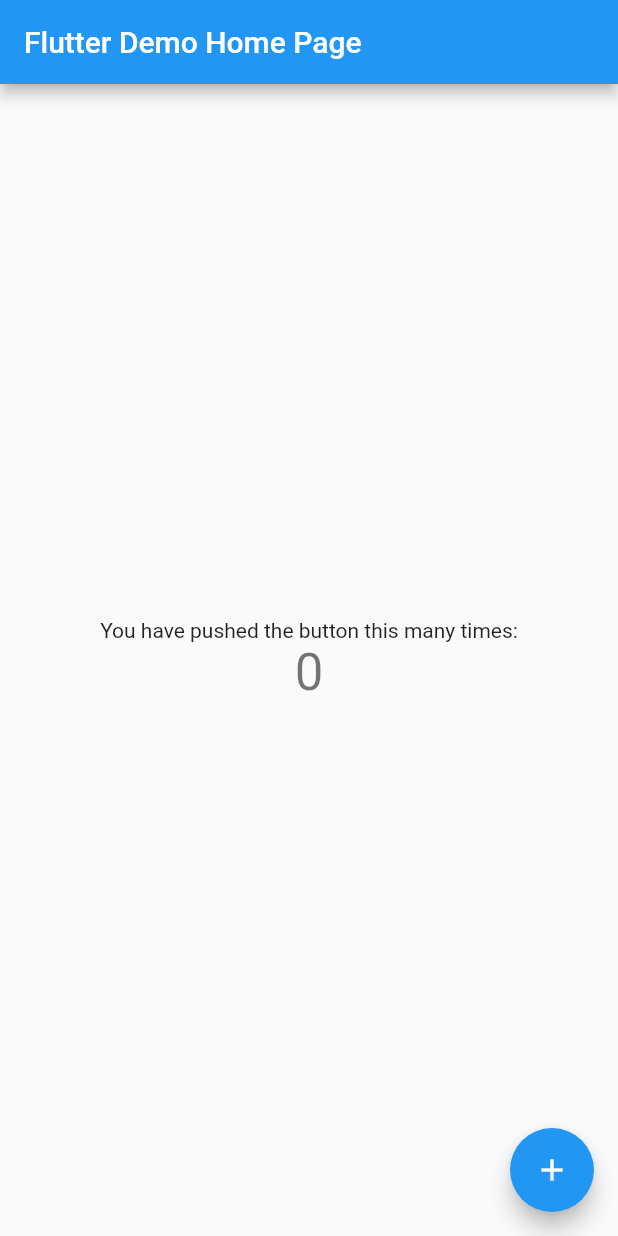
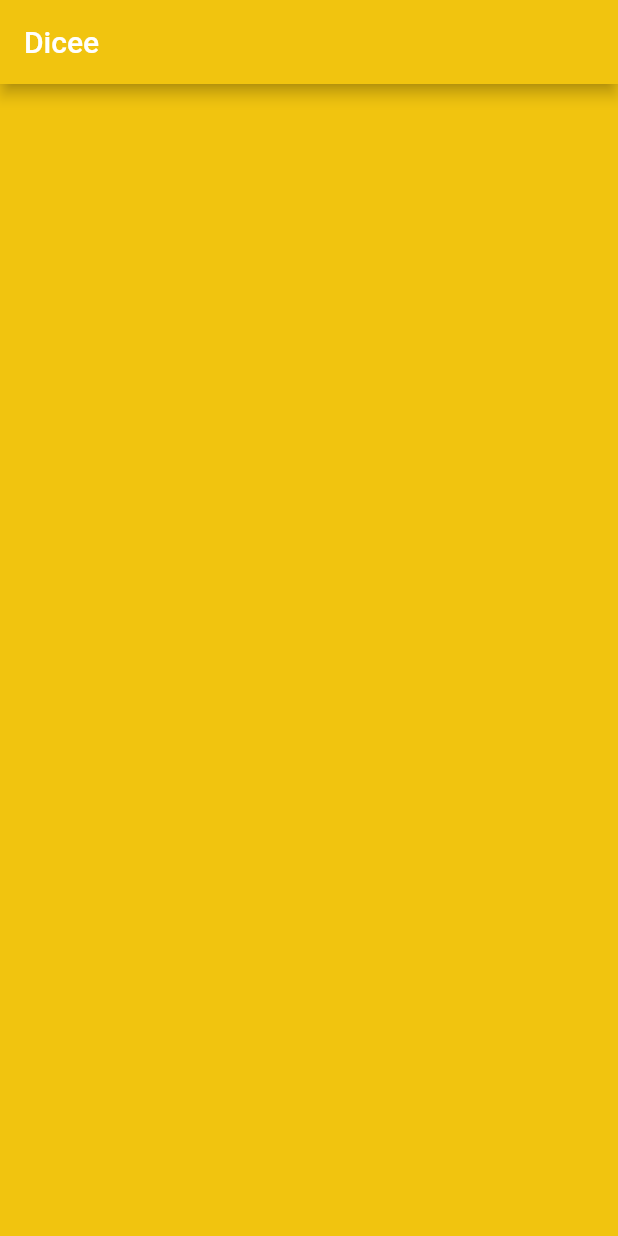
Before and after one commit to HossamMuhammedOmar/dicee_flutter, a Flutter app: the screen it shows after launch, on a phone screen of 412 x 824 dp. Run offline on Flutter 3.47's test engine with Material 2 defaults, Android fonts, the phone set to English and light mode, and no system bars.

Commit message:
init project

```diff
--- a/lib/main.dart
+++ b/lib/main.dart
@@ -5,113 +5,24 @@ void main() {
 }
 
 class MyApp extends StatelessWidget {
-  // This widget is the root of your application.
   @override
   Widget build(BuildContext context) {
     return MaterialApp(
-      title: 'Flutter Demo',
-      theme: ThemeData(
-        // This is the theme of your application.
-        //
-        // Try running your application with "flutter run". You'll see the
-        // application has a blue toolbar. Then, without quitting the app, try
-        // changing the primarySwatch below to Colors.green and then invoke
-        // "hot reload" (press "r" in the console where you ran "flutter run",
-        // or simply save your changes to "hot reload" in a Flutter IDE).
-        // Notice that the counter didn't reset back to zero; the application
-        // is not restarted.
-        primarySwatch: Colors.blue,
-        // This makes the visual density adapt to the platform that you run
-        // the app on. For desktop platforms, the controls will be smaller and
-        // closer together (more dense) than on mobile platforms.
-        visualDensity: VisualDensity.adaptivePlatformDensity,
+      home: Scaffold(
+        backgroundColor: Color(0xfff1c40f),
+        appBar: AppBar(
+          title: Text('Dicee'),
+          backgroundColor: Color(0xfff1c40f),
+        ),
+        body: DicePage(),
       ),
-      home: MyHomePage(title: 'Flutter Demo Home Page'),
     );
   }
 }
 
-class MyHomePage extends StatefulWidget {
-  MyHomePage({Key key, this.title}) : super(key: key);
-
-  // This widget is the home page of your application. It is stateful, meaning
-  // that it has a State object (defined below) that contains fields that affect
-  // how it looks.
-
-  // This class is the configuration for the state. It holds the values (in this
-  // case the title) provided by the parent (in this case the App widget) and
-  // used by the build method of the State. Fields in a Widget subclass are
-  // always marked "final".
-
-  final String title;
-
-  @override
-  _MyHomePageState createState() => _MyHomePageState();
-}
-
-class _MyHomePageState extends State<MyHomePage> {
-  int _counter = 0;
-
-  void _incrementCounter() {
-    setState(() {
-      // This call to setState tells the Flutter framework that something has
-      // changed in this State, which causes it to rerun the build method below
-      // so that the display can reflect the updated values. If we changed
-      // _counter without calling setState(), then the build method would not be
-      // called again, and so nothing would appear to happen.
-      _counter++;
-    });
-  }
-
+class DicePage extends StatelessWidget {
   @override
   Widget build(BuildContext context) {
-    // This method is rerun every time setState is called, for instance as done
-    // by the _incrementCounter method above.
-    //
-    // The Flutter framework has been optimized to make rerunning build methods
-    // fast, so that you can just rebuild anything that needs updating rather
-    // than having to individually change instances of widgets.
-    return Scaffold(
-      appBar: AppBar(
-        // Here we take the value from the MyHomePage object that was created by
-        // the App.build method, and use it to set our appbar title.
-        title: Text(widget.title),
-      ),
-      body: Center(
-        // Center is a layout widget. It takes a single child and positions it
-        // in the middle of the parent.
-        child: Column(
-          // Column is also a layout widget. It takes a list of children and
-          // arranges them vertically. By default, it sizes itself to fit its
-          // children horizontally, and tries to be as tall as its parent.
-          //
-          // Invoke "debug painting" (press "p" in the console, choose the
-          // "Toggle Debug Paint" action from the Flutter Inspector in Android
-          // Studio, or the "Toggle Debug Paint" command in Visual Studio Code)
-          // to see the wireframe for each widget.
-          //
-          // Column has various properties to control how it sizes itself and
-          // how it positions its children. Here we use mainAxisAlignment to
-          // center the children vertically; the main axis here is the vertical
-          // axis because Columns are vertical (the cross axis would be
-          // horizontal).
-          mainAxisAlignment: MainAxisAlignment.center,
-          children: <Widget>[
-            Text(
-              'You have pushed the button this many times:',
-            ),
-            Text(
-              '$_counter',
-              style: Theme.of(context).textTheme.headline4,
-            ),
-          ],
-        ),
-      ),
-      floatingActionButton: FloatingActionButton(
-        onPressed: _incrementCounter,
-        tooltip: 'Increment',
-        child: Icon(Icons.add),
-      ), // This trailing comma makes auto-formatting nicer for build methods.
-    );
+    return Container();
   }
 }
```
Also changed, not shown: Images/dice1.png (added), Images/dice2.png (added), Images/dice3.png (added), Images/dice4.png (added), Images/dice5.png (added), Images/dice6.png (added).
